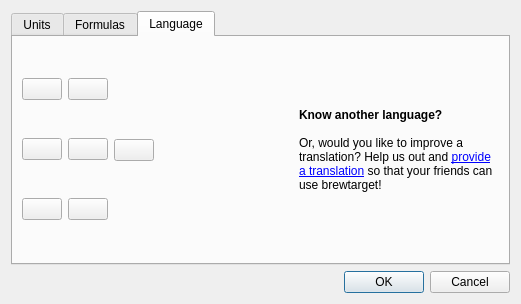
First picture: the form in ui/optionsDialog.ui, repository Brewtarget/brewtarget, before the edit.
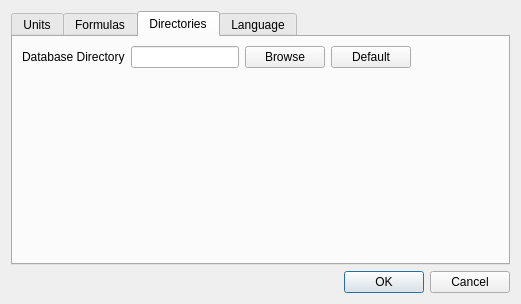
Second picture: the form after the edit. The open tabs and pages were chosen to show the change. Icons and pictures are not drawn.

Commit message: Added ability to specify the data directory. Fixes issue 3232817.

```diff
--- a/ui/optionsDialog.ui
+++ b/ui/optionsDialog.ui
@@ -305,6 +305,74 @@
        </item>
       </layout>
      </widget>
+     <widget class="QWidget" name="tab_3">
+      <attribute name="title">
+       <string>Directories</string>
+      </attribute>
+      <layout class="QVBoxLayout" name="verticalLayout_17">
+       <item>
+        <layout class="QHBoxLayout" name="horizontalLayout_4">
+         <item>
+          <widget class="QLabel" name="label_2">
+           <property name="text">
+            <string>Database Directory</string>
+           </property>
+          </widget>
+         </item>
+         <item>
+          <widget class="QLineEdit" name="lineEdit_dbDir">
+           <property name="toolTip">
+            <string>Where your brewtarget .xml files are.</string>
+           </property>
+           <property name="readOnly">
+            <bool>true</bool>
+           </property>
+          </widget>
+         </item>
+         <item>
+          <widget class="QPushButton" name="pushButton_dbDirBrowse">
+           <property name="text">
+            <string>Browse</string>
+           </property>
+          </widget>
+         </item>
+         <item>
+          <widget class="QPushButton" name="pushButton_dbDirDefault">
+           <property name="text">
+            <string>Default</string>
+           </property>
+          </widget>
+         </item>
+         <item>
+          <spacer name="horizontalSpacer_3">
+           <property name="orientation">
+            <enum>Qt::Horizontal</enum>
+           </property>
+           <property name="sizeHint" stdset="0">
+            <size>
+             <width>40</width>
+             <height>20</height>
+            </size>
+           </property>
+          </spacer>
+         </item>
+        </layout>
+       </item>
+       <item>
+        <spacer name="verticalSpacer_4">
+         <property name="orientation">
+          <enum>Qt::Vertical</enum>
+         </property>
+         <property name="sizeHint" stdset="0">
+          <size>
+           <width>20</width>
+           <height>173</height>
+          </size>
+         </property>
+        </spacer>
+       </item>
+      </layout>
+     </widget>
      <widget class="QWidget" name="tab_language">
       <attribute name="title">
        <string>Language</string>
```
Left out of the diff: 2 changed lines with no effect on the pictures. The commit also changes 5 other files.
